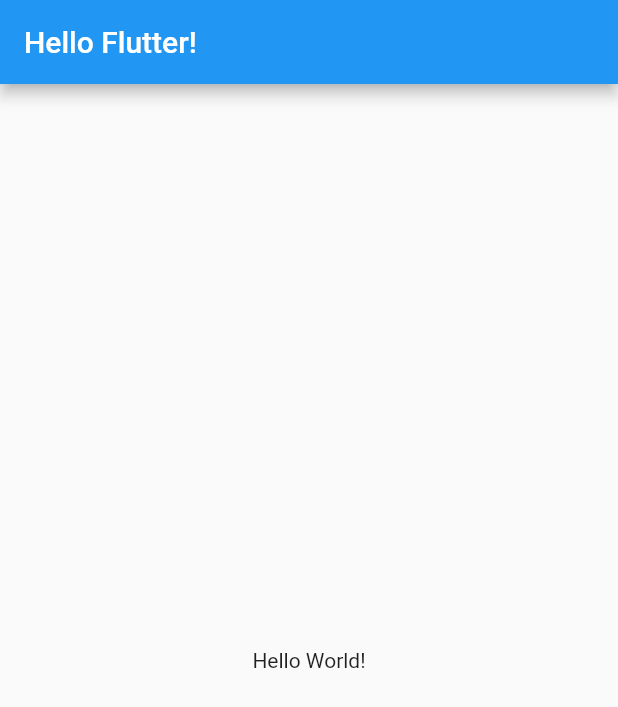
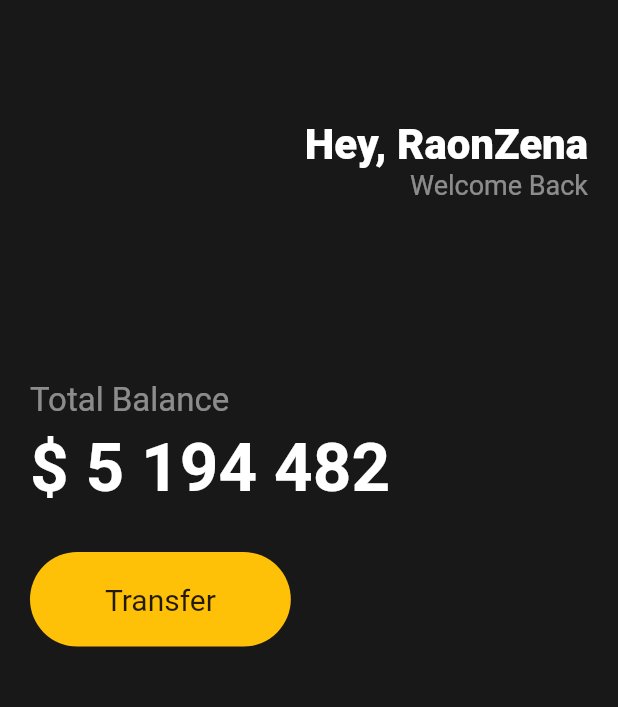
Before and after one commit to stevekim4/cryptoUI, a Flutter app: the screen it shows after launch, on a phone screen of 412 x 824 dp. Shown: the top 707 px of the screen. Run offline on Flutter 3.47's test engine with Material 2 defaults, Android fonts, the phone set to English and light mode, and no system bars.

Commit message:
#3.4 Code Actions -- DONE

```diff
--- a/lib/main.dart
+++ b/lib/main.dart
@@ -9,13 +9,72 @@ class App extends StatelessWidget {
   Widget build(BuildContext context) {
     return MaterialApp(
       home: Scaffold(
-        appBar: AppBar(
-          title: const Text('Hello Flutter!'),
-        ),
-        body: const Center(
-          child: Text('Hello World!'),
-        ),
-      ),
+          backgroundColor: const Color(0xFF181818),
+          body: Padding(
+            padding: const EdgeInsets.symmetric(horizontal: 20),
+            child: Column(
+              crossAxisAlignment: CrossAxisAlignment.start,
+              children: [
+                const SizedBox(
+                  height: 80,
+                ),
+                Row(
+                  mainAxisAlignment: MainAxisAlignment.end,
+                  children: [
+                    Column(
+                      crossAxisAlignment: CrossAxisAlignment.end,
+                      children: [
+                        const Text("Hey, RaonZena",
+                            style: TextStyle(
+                                color: Colors.white,
+                                fontSize: 28,
+                                fontWeight: FontWeight.w800)),
+                        Text("Welcome Back",
+                            style: TextStyle(
+                              color: Colors.white.withOpacity(0.5),
+                              fontSize: 18,
+                            )),
+                      ],
+                    )
+                  ],
+                ),
+                const SizedBox(
+                  height: 120,
+                ),
+                Text('Total Balance',
+                    style: TextStyle(
+                      color: Colors.white.withOpacity(0.5),
+                      fontSize: 22,
+                    )),
+                const SizedBox(height: 5),
+                const Text('\$ 5 194 482',
+                    style: TextStyle(
+                      color: Colors.white,
+                      fontSize: 45,
+                      fontWeight: FontWeight.w600,
+                    )),
+                const SizedBox(height: 30),
+                Row(
+                  children: [
+                    Container(
+                      decoration: BoxDecoration(
+                        color: Colors.amber,
+                        borderRadius: BorderRadius.circular(45),
+                      ),
+                      child: const Padding(
+                        padding:
+                            EdgeInsets.symmetric(vertical: 20, horizontal: 50),
+                        child: Text('Transfer',
+                            style: TextStyle(
+                              fontSize: 20,
+                            )),
+                      ),
+                    )
+                  ],
+                ),
+              ],
+            ),
+          )),
     );
   }
 }
```
Also changed, not shown: 1 other file.
